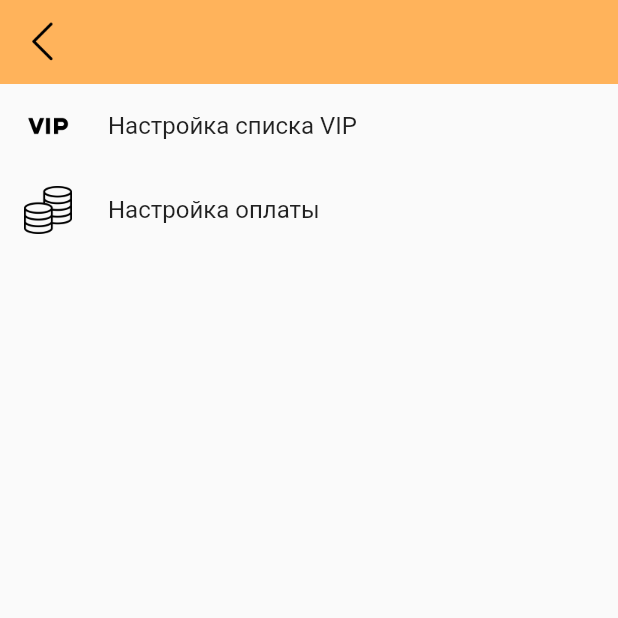
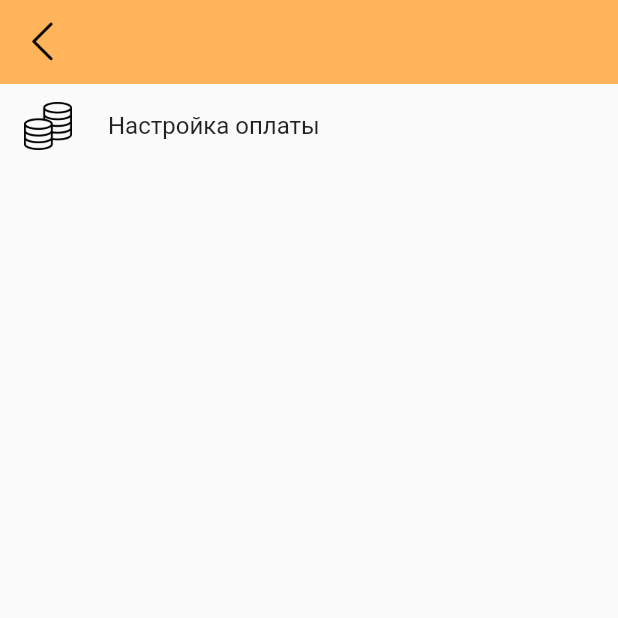
Before and after one commit to merilixxx/VtemeQR2.0, a Flutter app: the SettingsScreen screen opened directly, on a phone screen of 412 x 824 dp, the top half of it. Run offline on Flutter 3.47's test engine with Material 2 defaults, Android fonts, the phone set to English and light mode, and no system bars; our stand-ins replace easy_localization, firebase_core, firebase_database, flutter_bloc, flutter_phoenix, flutter_slidable and 3 more; missing offline and left inert: qr_code_scanner; accounts and stored records are empty.

Commit message:
Final ver

```diff
--- a/lib/main.dart
+++ b/lib/main.dart
@@ -9,7 +9,6 @@ import 'package:vtemeqr/bloc/settings_screen_bloc.dart';
 import 'package:vtemeqr/model/qr_screen_bloc_model.dart';
 import 'package:vtemeqr/model/settings_screen_model.dart';
 import 'package:vtemeqr/screens/camera2_0.dart';
-
 import 'model/list_screen_bloc_model.dart';
 
 Future<void> main() async {
--- a/lib/screens/settings_screen.dart
+++ b/lib/screens/settings_screen.dart
@@ -18,17 +18,6 @@ class _SettingsScreenState extends State<SettingsScreen> {
       body: Column(
         mainAxisAlignment: MainAxisAlignment.start,
         children: <Widget>[
-          ListTile(
-            title: const Text(
-              'Настройка списка VIP',
-            ),
-            leading: Image.asset(
-              'assets/images/vip.png',
-              width: 32,
-              height: 32,
-            ),
-            onTap: () {},
-          ),
           ListTile(
             title: const Text(
               'Настройка оплаты',
```
